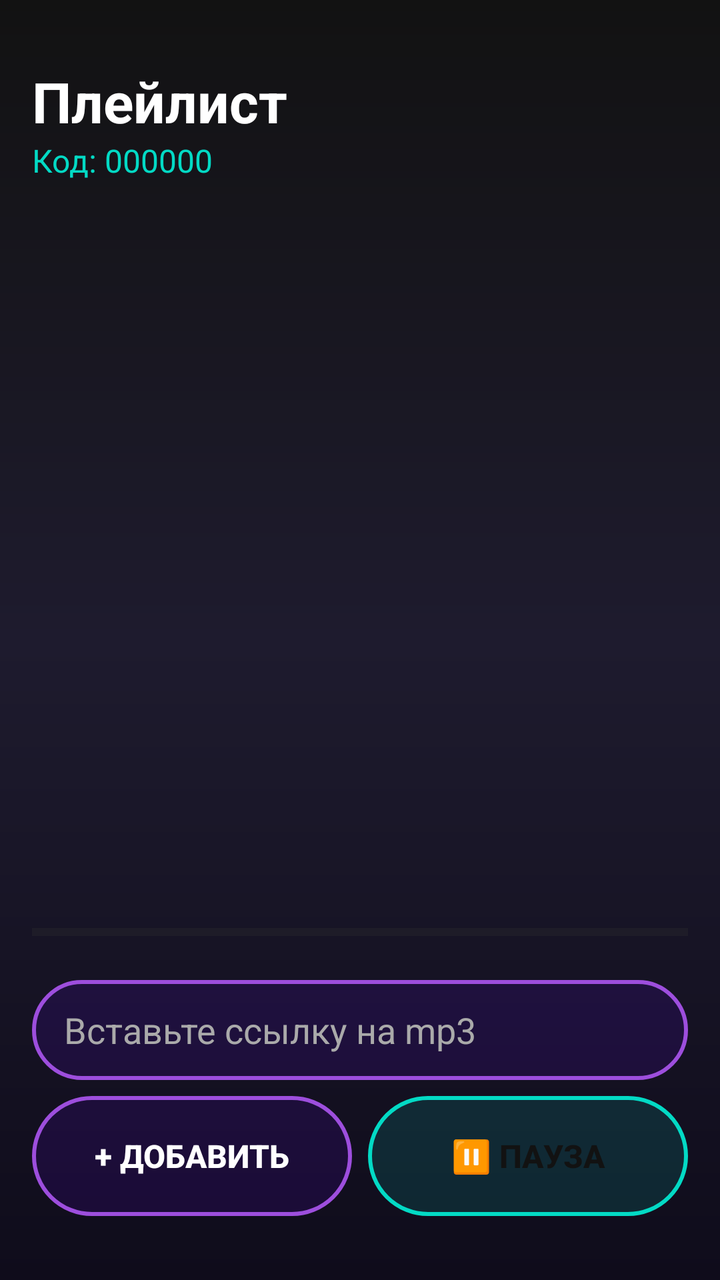
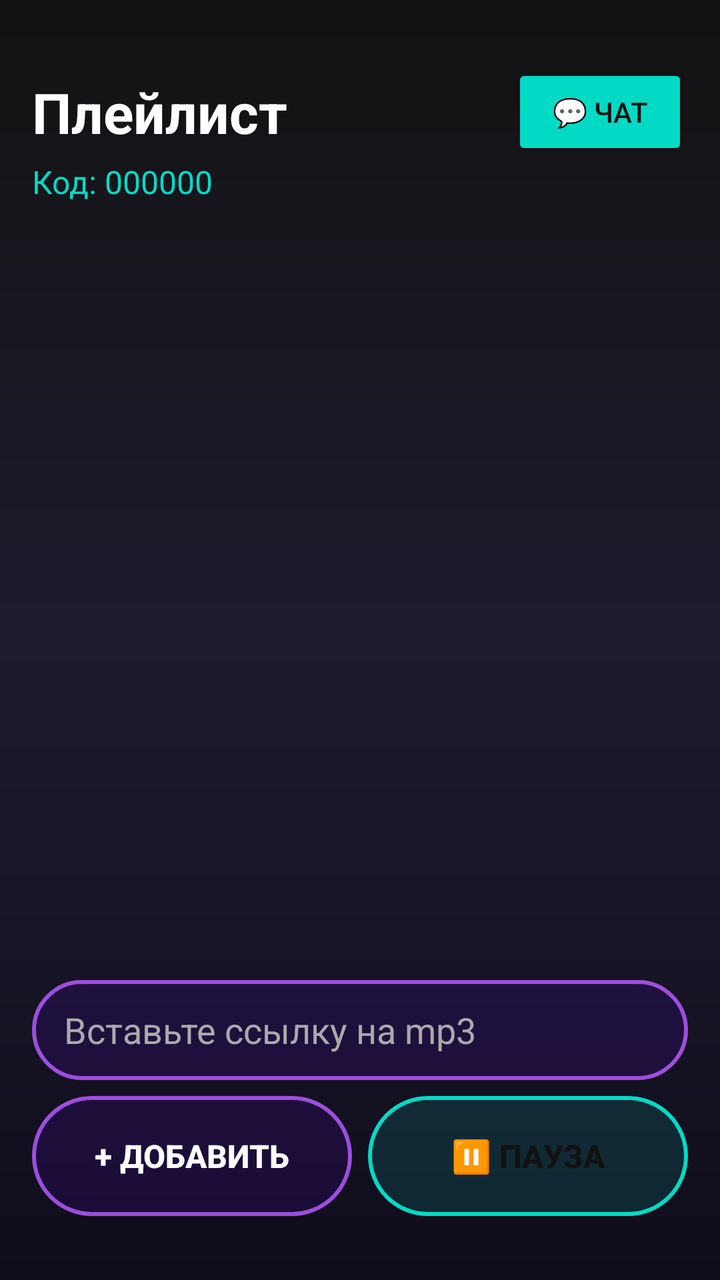

Before-and-after screenshots of an Android layout around one commit, followed by the original layout XML and the change that was made.
<!-- AndroidManifest.xml: application theme Theme.AppCompat.NoActionBar -->
<!-- res/layout/activity_playlist.xml -->
<?xml version="1.0" encoding="utf-8"?>
<LinearLayout xmlns:android="http://schemas.android.com/apk/res/android"
    android:layout_width="match_parent"
    android:layout_height="match_parent"
    android:orientation="vertical"
    android:padding="16dp"
    android:background="@drawable/bg_gradient">

    <TextView
        android:layout_width="wrap_content"
        android:layout_height="wrap_content"
        android:text="Плейлист"
        android:textSize="28sp"
        android:textStyle="bold"
        android:textColor="#FFFFFF"
        android:layout_marginTop="16dp" />

    <TextView
        android:id="@+id/tvPlaylistCode"
        android:layout_width="wrap_content"
        android:layout_height="wrap_content"
        android:text="Код: 000000"
        android:textSize="16sp"
        android:textColor="#03DAC5"
        android:layout_marginBottom="16dp" />

    <ListView
        android:id="@+id/lvTracks"
        android:layout_width="match_parent"
        android:layout_height="0dp"
        android:layout_weight="1"
        android:divider="#333333"
        android:dividerHeight="1dp" />

    
    <ProgressBar
        android:id="@+id/progressBar"
        style="?android:attr/progressBarStyleHorizontal"
        android:layout_width="match_parent"
        android:layout_height="wrap_content"
        android:progressTint="#03DAC5"
        android:progressBackgroundTint="#333333"
        android:max="100"
        android:progress="0"
        android:layout_marginTop="8dp"
        android:layout_marginBottom="8dp"/>

    <EditText
        android:id="@+id/etTrackUrl"
        android:layout_width="match_parent"
        android:layout_height="50dp"
        android:background="@drawable/btn_neon_purple"
        android:paddingHorizontal="16dp"
        android:hint="Вставьте ссылку на mp3"
        android:textColorHint="#AAAAAA"
        android:textColor="#FFFFFF"
        android:inputType="textUri"
        android:layout_marginTop="8dp"
        android:layout_marginBottom="8dp"/>

    <LinearLayout
        android:layout_width="match_parent"
        android:layout_height="wrap_content"
        android:orientation="horizontal"
        android:layout_marginBottom="16dp">

        <Button
            android:id="@+id/btnAddTrack"
            android:layout_width="0dp"
            android:layout_height="60dp"
            android:layout_weight="1"
            android:text="+ Добавить"
            android:textSize="16sp"
            android:textStyle="bold"
            android:textColor="#FFFFFF"
            android:background="@drawable/btn_neon_purple"
            android:stateListAnimator="@null"
            android:layout_marginEnd="8dp"/>

        <Button
            android:id="@+id/btnPlayPause"
            android:layout_width="0dp"
            android:layout_height="60dp"
            android:layout_weight="1"
            android:text="⏸ Пауза"
            android:textSize="16sp"
            android:textStyle="bold"
            android:textColor="#121212"
            android:background="@drawable/btn_neon_cyan"
            android:stateListAnimator="@null"/>
    </LinearLayout>

</LinearLayout>
<!-- resources referenced by this layout -->
<resources>
  <!-- drawable bg_gradient (drawable) -->
  <?xml version="1.0" encoding="utf-8"?>
  <shape xmlns:android="http://schemas.android.com/apk/res/android">
      <gradient
          android:angle="270"
          android:startColor="#121212"
          android:centerColor="#1E1B2E"
          android:endColor="#0F0C1B"
          android:type="linear" />
  </shape>
  <!-- drawable btn_neon_cyan (drawable) -->
  <?xml version="1.0" encoding="utf-8"?>
  <shape xmlns:android="http://schemas.android.com/apk/res/android">
      <solid android:color="#2003DAC5" />
      <stroke android:width="2dp" android:color="#03DAC5" />
      <corners android:radius="30dp" />
  </shape>
  <!-- drawable btn_neon_purple (drawable) -->
  <?xml version="1.0" encoding="utf-8"?>
  <shape xmlns:android="http://schemas.android.com/apk/res/android">
      <solid android:color="#206200EE" /> 
      <stroke android:width="2dp" android:color="#9D4EDD" /> 
      <corners android:radius="30dp" /> 
  </shape>
  <style name="Theme.AppCompat.NoActionBar" parent="Theme.AppCompat.Light.NoActionBar">
          <item name="colorPrimary">#6200EE</item>
          <item name="colorPrimaryDark">#3700B3</item>
          <item name="colorAccent">#03DAC5</item>
          <item name="android:windowBackground">#121212</item>
      </style>
</resources>

<!-- the commit's change to res/layout/activity_playlist.xml (unified diff, before → after) -->
@@ -6,14 +6,32 @@
     android:padding="16dp"
     android:background="@drawable/bg_gradient">
 
-    <TextView
-        android:layout_width="wrap_content"
+    
+    <LinearLayout
+        android:layout_width="match_parent"
         android:layout_height="wrap_content"
-        android:text="Плейлист"
-        android:textSize="28sp"
-        android:textStyle="bold"
-        android:textColor="#FFFFFF"
-        android:layout_marginTop="16dp" />
+        android:orientation="horizontal"
+        android:gravity="center_vertical"
+        android:layout_marginTop="16dp">
+        
+        <TextView
+            android:layout_width="0dp"
+            android:layout_height="wrap_content"
+            android:layout_weight="1"
+            android:text="Плейлист"
+            android:textSize="28sp"
+            android:textStyle="bold"
+            android:textColor="#FFFFFF" />
+
+        <Button
+            android:id="@+id/btnChat"
+            android:layout_width="wrap_content"
+            android:layout_height="48dp"
+            android:text="💬 Чат"
+            android:textSize="14sp"
+            android:backgroundTint="#03DAC5"
+            android:textColor="#121212"/>
+    </LinearLayout>
 
     <TextView
         android:id="@+id/tvPlaylistCode"
@@ -31,19 +49,6 @@
         android:layout_weight="1"
         android:divider="#333333"
         android:dividerHeight="1dp" />
-
-    
-    <ProgressBar
-        android:id="@+id/progressBar"
-        style="?android:attr/progressBarStyleHorizontal"
-        android:layout_width="match_parent"
-        android:layout_height="wrap_content"
-        android:progressTint="#03DAC5"
-        android:progressBackgroundTint="#333333"
-        android:max="100"
-        android:progress="0"
-        android:layout_marginTop="8dp"
-        android:layout_marginBottom="8dp"/>
 
     <EditText
         android:id="@+id/etTrackUrl"
